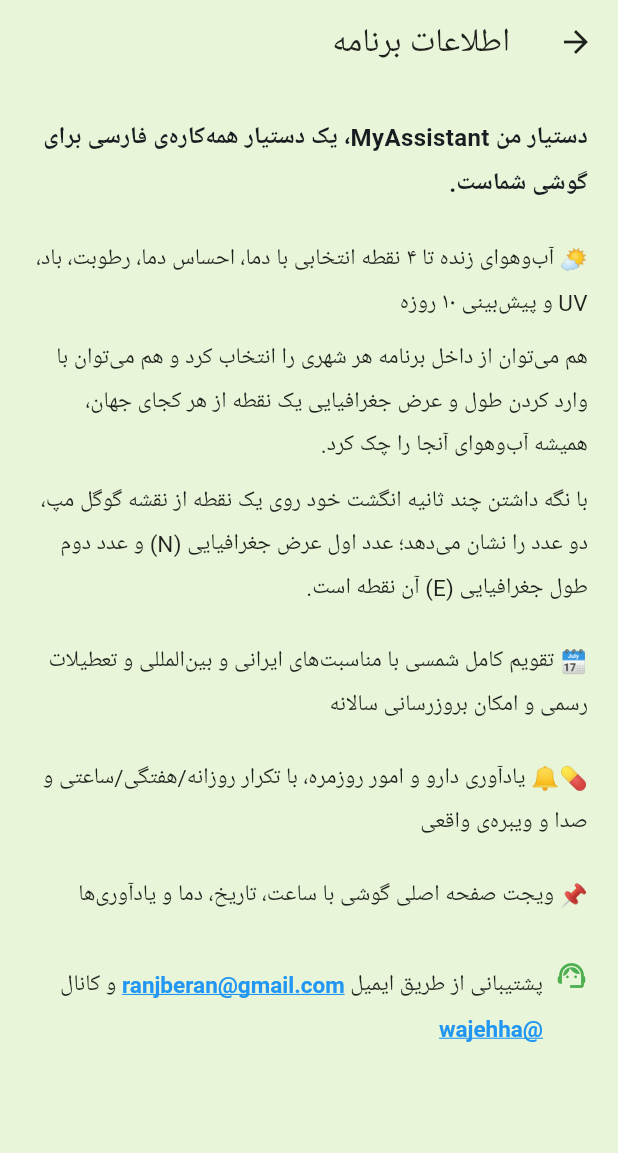
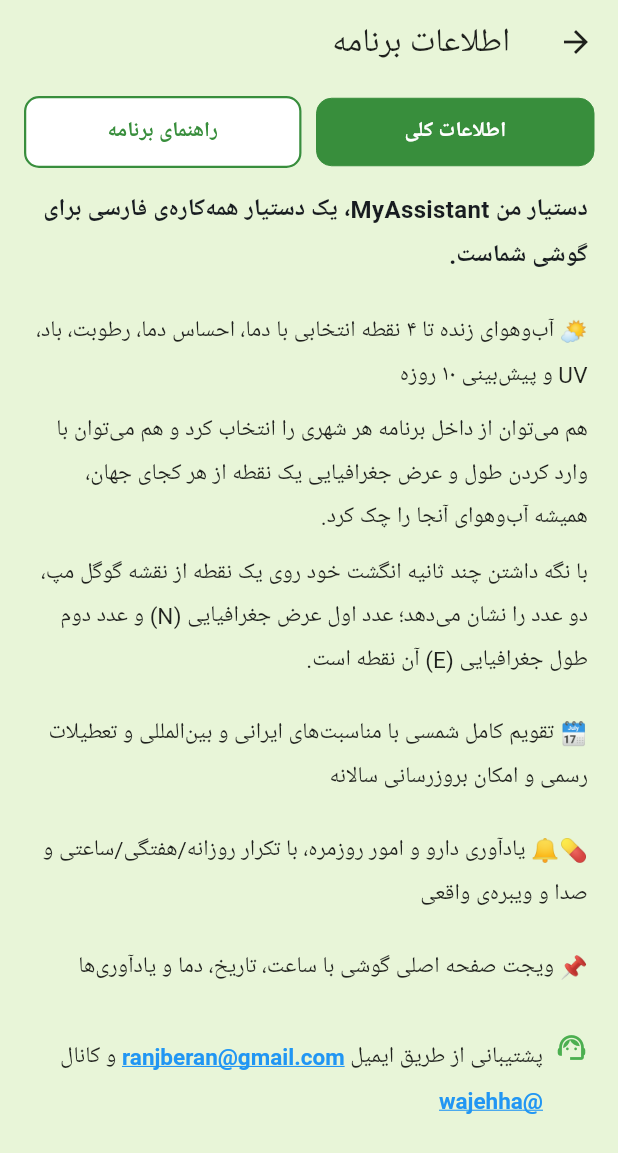
Before and after one commit to jozeranjbar/MyAssistant, a Flutter app: the AboutScreen screen opened directly, on a phone screen of 412 x 824 dp. Shown: the top 1153 px of the screen. Run offline on Flutter 3.47's test engine with Material 3 defaults, Android fonts, the phone set to English and light mode, and no system bars; our stand-ins replace connectivity_plus, flutter_local_notifications, hijri, shamsi_date, shared_preferences, timezone; missing offline and left inert: home_widget, workmanager; accounts and stored records are empty; network calls fail; statements that could not run were skipped.

Commit message:
Update about_screen.dart

```diff
--- a/lib/screens/about_screen.dart
+++ b/lib/screens/about_screen.dart
@@ -2,8 +2,16 @@
 import 'package:flutter/gestures.dart';
 import 'package:url_launcher/url_launcher.dart';
 
-class AboutScreen extends StatelessWidget {
+class AboutScreen extends StatefulWidget {
   const AboutScreen({super.key});
+
+  @override
+  State<AboutScreen> createState() => _AboutScreenState();
+}
+
+class _AboutScreenState extends State<AboutScreen> {
+  // ۰ = اطلاعات کلی (پیش‌فرض)   ۱ = راهنمای برنامه
+  int _tab = 0;
 
   Future<void> _openUrl(String url) async {
     final uri = Uri.parse(url);
@@ -11,6 +19,91 @@
       await launchUrl(uri, mode: LaunchMode.externalApplication);
     }
   }
+
+  @override
+  Widget build(BuildContext context) {
+    const bgColor = Color(0xFFE8F5D8); // سبز چمنی روشن
+
+    return Scaffold(
+      backgroundColor: bgColor,
+      appBar: AppBar(
+        title: const Text('اطلاعات برنامه'),
+        backgroundColor: bgColor,
+        foregroundColor: Colors.black87,
+        elevation: 0,
+      ),
+      body: Column(
+        children: [
+          Padding(
+            padding: const EdgeInsets.fromLTRB(16, 8, 16, 8),
+            child: Row(
+              children: [
+                Expanded(
+                  child: _TabButton(
+                    label: 'اطلاعات کلی',
+                    selected: _tab == 0,
+                    onTap: () => setState(() => _tab = 0),
+                  ),
+                ),
+                const SizedBox(width: 10),
+                Expanded(
+                  child: _TabButton(
+                    label: 'راهنمای برنامه',
+                    selected: _tab == 1,
+                    onTap: () => setState(() => _tab = 1),
+                  ),
+                ),
+              ],
+            ),
+          ),
+          Expanded(
+            child: _tab == 0 ? _GeneralInfoTab(onOpenUrl: _openUrl) : const _UserGuideTab(),
+          ),
+        ],
+      ),
+    );
+  }
+}
+
+class _TabButton extends StatelessWidget {
+  final String label;
+  final bool selected;
+  final VoidCallback onTap;
+
+  const _TabButton({required this.label, required this.selected, required this.onTap});
+
+  @override
+  Widget build(BuildContext context) {
+    return Material(
+      color: selected ? Colors.green.shade700 : Colors.white,
+      borderRadius: BorderRadius.circular(10),
+      child: InkWell(
+        borderRadius: BorderRadius.circular(10),
+        onTap: onTap,
+        child: Container(
+          padding: const EdgeInsets.symmetric(vertical: 12),
+          decoration: BoxDecoration(
+            borderRadius: BorderRadius.circular(10),
+            border: Border.all(color: Colors.green.shade700, width: selected ? 0 : 1.5),
+          ),
+          child: Text(
+            label,
+            textAlign: TextAlign.center,
+            style: TextStyle(
+              color: selected ? Colors.white : Colors.green.shade700,
+              fontWeight: FontWeight.bold,
+              fontSize: 14,
+            ),
+          ),
+        ),
+      ),
+    );
+  }
+}
+
+class _GeneralInfoTab extends StatelessWidget {
+  final Future<void> Function(String url) onOpenUrl;
+  const _GeneralInfoTab({required this.onOpenUrl});
 
   @override
   Widget build(BuildContext context) {
@@ -23,16 +116,8 @@
       fontWeight: FontWeight.bold,
     );
 
-    return Scaffold(
-      backgroundColor: const Color(0xFFE8F5D8), // سبز چمنی روشن
-      appBar: AppBar(
-        title: const Text('اطلاعات برنامه'),
-        backgroundColor: const Color(0xFFE8F5D8),
-        foregroundColor: Colors.black87,
-        elevation: 0,
-      ),
-      body: SingleChildScrollView(
-        padding: const EdgeInsets.all(20),
+    return SingleChildScrollView(
+      padding: const EdgeInsets.fromLTRB(20, 4, 20, 20),
       child: Column(
         crossAxisAlignment: CrossAxisAlignment.start,
         children: [
@@ -82,14 +167,14 @@
                         text: 'ranjberan@gmail.com',
                         style: linkStyle,
                         recognizer: TapGestureRecognizer()
-                            ..onTap = () => _openUrl('mailto:ranjberan@gmail.com'),
+                          ..onTap = () => onOpenUrl('mailto:ranjberan@gmail.com'),
                       ),
                       const TextSpan(text: ' و کانال '),
                       TextSpan(
                         text: '@wajehha',
                         style: linkStyle,
                         recognizer: TapGestureRecognizer()
-                            ..onTap = () => _openUrl('https://t.me/wajehha'),
+                          ..onTap = () => onOpenUrl('https://t.me/wajehha'),
                       ),
                     ],
                   ),
@@ -99,6 +184,62 @@
           ),
         ],
       ),
+    );
+  }
+}
+
+class _UserGuideTab extends StatelessWidget {
+  const _UserGuideTab();
+
+  @override
+  Widget build(BuildContext context) {
+    const bodyStyle = TextStyle(fontSize: 15, height: 1.9, color: Colors.black87);
+    const titleStyle = TextStyle(fontSize: 16, fontWeight: FontWeight.bold, height: 1.9);
+
+    return SingleChildScrollView(
+      padding: const EdgeInsets.fromLTRB(20, 4, 20, 20),
+      child: Column(
+        crossAxisAlignment: CrossAxisAlignment.start,
+        children: const [
+          Text('🌤️ آب و هوا', style: titleStyle),
+          SizedBox(height: 8),
+          Text(
+            'از طریق نوار «تنظیمات آب و هوا» می‌توانید تا ۴ شهر یا نقطه‌ی جغرافیایی دلخواه اضافه کنید. با زدن روی نوار «وضعیت هوای ده روز آینده» پیش‌بینی ۱۰ روز بعد را می‌بینید. در آن صفحه با کشیدن انگشت به چپ یا راست هم به صفحه‌ی اصلی برمی‌گردید.',
+            style: bodyStyle,
+          ),
+          SizedBox(height: 20),
+
+          Text('🗓️ تقویم', style: titleStyle),
+          SizedBox(height: 8),
+          Text(
+            'تاریخ امروز به‌صورت شمسی، میلادی و قمری نمایش داده می‌شود. با زدن روی نوار «تنظیم مناسبت‌ها و مشاهده تقویم کامل» می‌توانید همه‌ی روزهای سال و مناسبت‌های شخصی خودتان را مدیریت کنید.',
+            style: bodyStyle,
+          ),
+          SizedBox(height: 20),
+
+          Text('🔔💊 یادآوری', style: titleStyle),
+          SizedBox(height: 8),
+          Text(
+            'از نوار «تنظیمات یادآوری» می‌توانید یادآوری‌های دارویی یا کارهای روزمره را با تکرار روزانه، هفتگی یا ساعتی تنظیم کنید. برنامه سر وقت با صدا و ویبره اطلاع می‌دهد.',
+            style: bodyStyle,
+          ),
+          SizedBox(height: 20),
+
+          Text('📊 نمودار ساز', style: titleStyle),
+          SizedBox(height: 8),
+          Text(
+            'برای پیگیری روند تغییرات مواردی مانند وزن، مقدار خواب، تعداد قدم‌های روزانه یا قند خون، از این بخش استفاده کنید.',
+            style: bodyStyle,
+          ),
+          SizedBox(height: 20),
+
+          Text('📌 ویجت صفحه اصلی', style: titleStyle),
+          SizedBox(height: 8),
+          Text(
+            'با نگه‌داشتن انگشت روی صفحه اصلی گوشی و افزودن ویجت MyAssistant، ساعت، تاریخ، دما و یادآوری‌های امروز همیشه جلوی چشمتان می‌ماند. اندازه‌ی ویجت هم از عرض و ارتفاع قابل تغییر است.',
+            style: bodyStyle,
+          ),
+        ],
       ),
     );
   }
```
Lines whose indentation alone changed are shown as unchanged.
